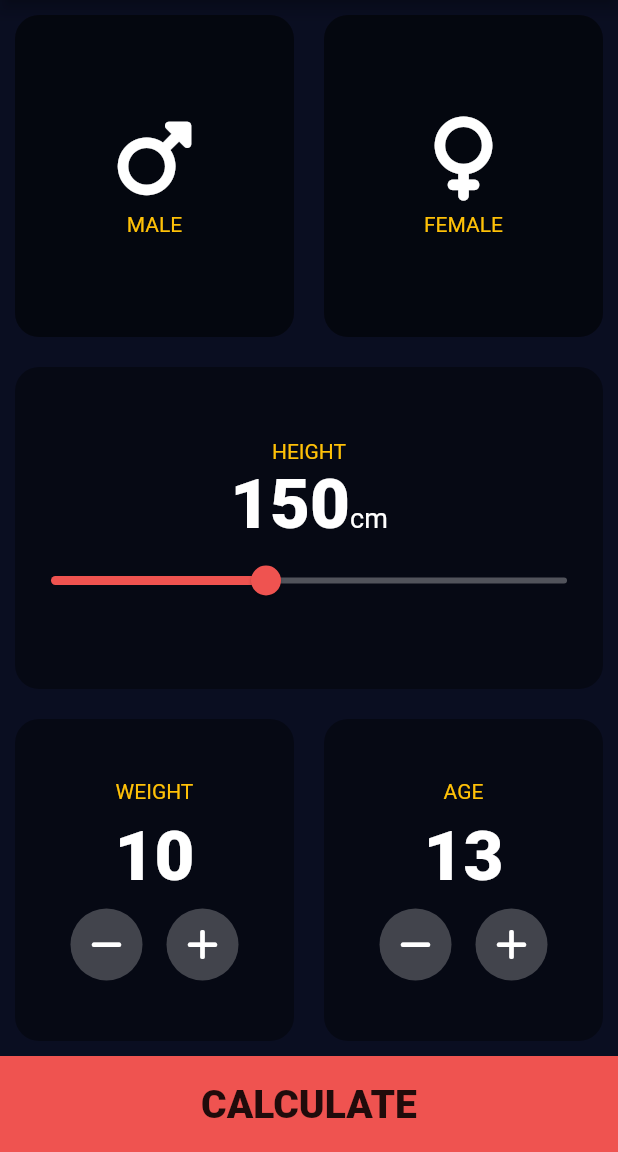
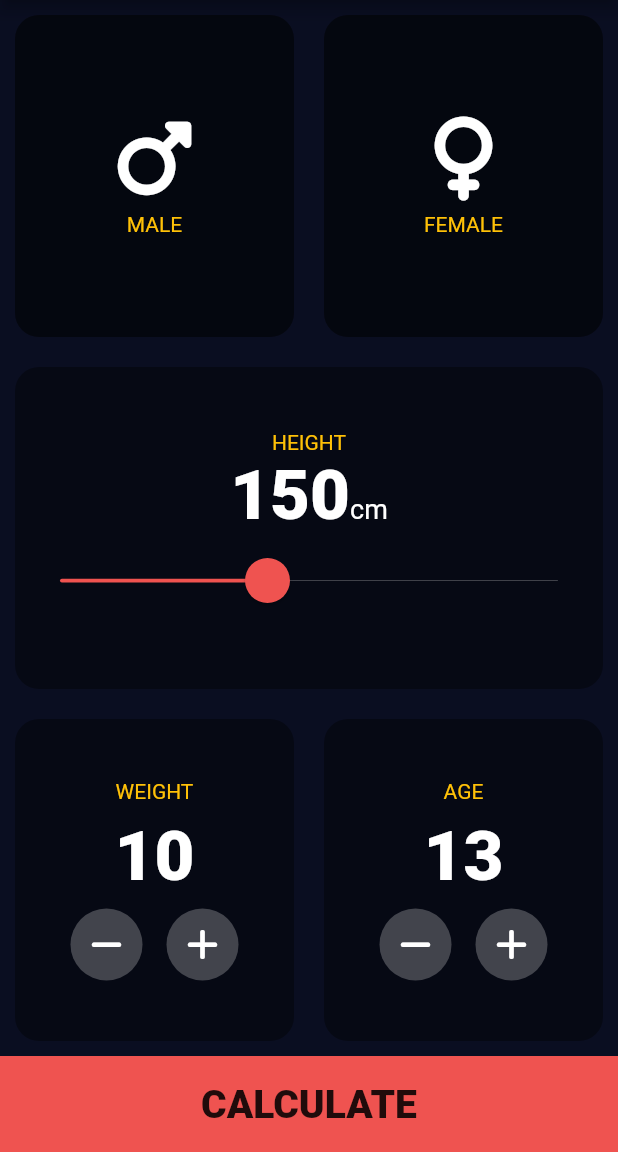
Before and after one commit to HeratUni-CS/bmi-calculator-sohrabezzati, a Flutter app: the screen it shows after launch, on a phone screen of 412 x 824 dp, the part 84-1236 px from its top. Run offline on Flutter 3.47's test engine with Material 2 defaults, Android fonts, the phone set to English and light mode, and no system bars; our stand-ins replace font_awesome_flutter.

Commit message:
slider crreated

```diff
--- a/lib/user_input_page.dart
+++ b/lib/user_input_page.dart
@@ -90,7 +90,19 @@ class _InputPageState extends State<InputPage> {
                         )
                       ],
                     ),
-                    Slider(
+                    SliderTheme(
+                      data: SliderThemeData().copyWith(
+                        trackHeight: 0.5,
+                        inactiveTrackColor: Color(0xFF8D8E98),
+                        activeTrackColor: Colors.white,
+                        thumbColor: Color(0xFFEB1555),
+                        overlayColor: Color(0x29EB1555),
+                        thumbShape:
+                            RoundSliderThumbShape(enabledThumbRadius: 15.0),
+                        overlayShape:
+                            RoundSliderOverlayShape(overlayRadius: 30.0),
+                      ),
+                      child: Slider(
                           min: 100,
                           max: 220,
                           value: value,
@@ -101,7 +113,8 @@ class _InputPageState extends State<InputPage> {
                             setState(() {
                               value = neWvalue;
                             });
-                        })
+                          }),
+                    )
                   ],
                 ),
               ),
```
Lines whose indentation alone changed are shown as unchanged.
